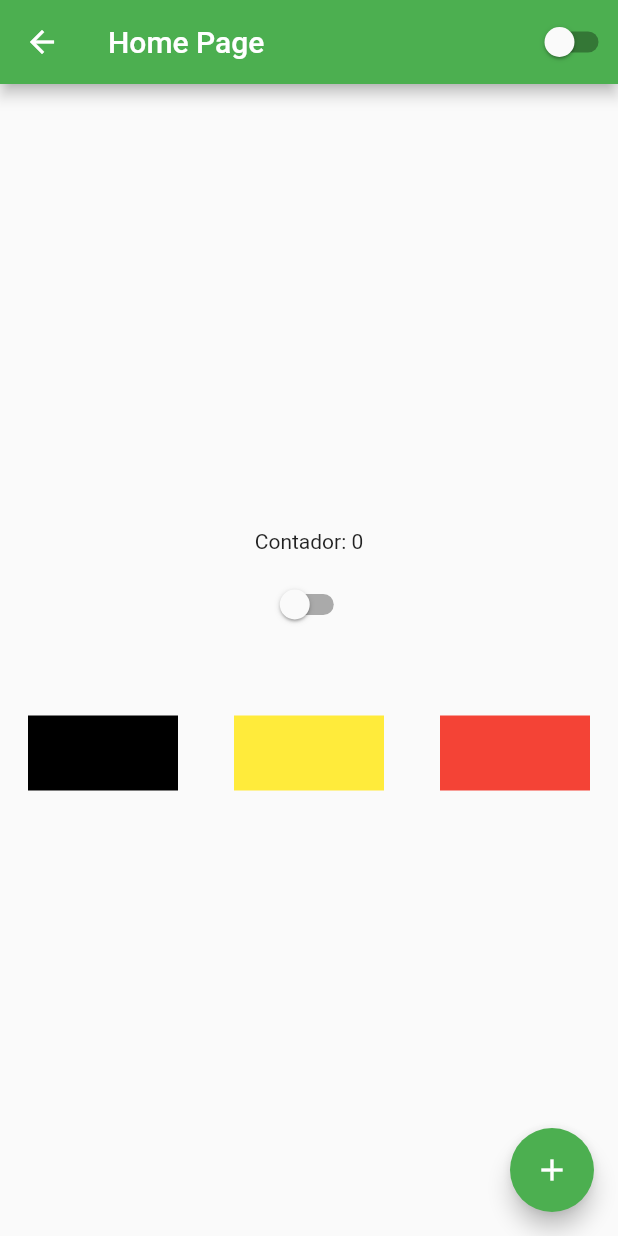
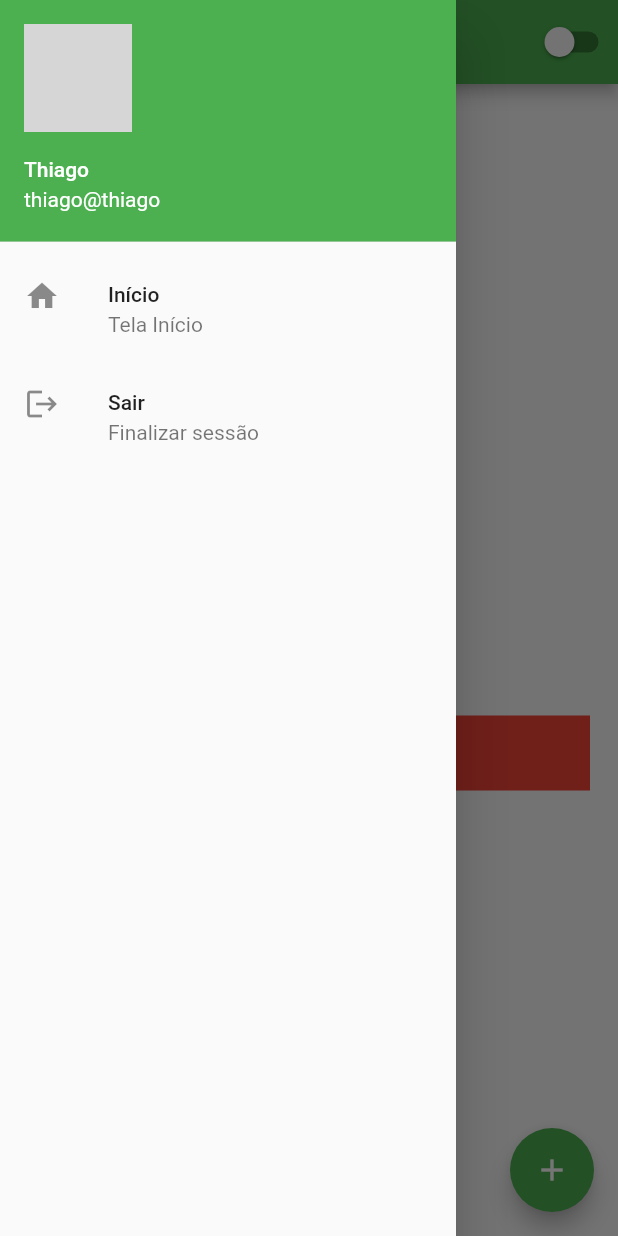
Before and after one commit to thiagovf/ola_mundo_flutter, a Flutter app: the HomePage screen opened by its route, with the side drawer open (before the commit the screen has no drawer), on a phone screen of 412 x 824 dp. Run offline on Flutter 3.47's test engine with Material 2 defaults, Android fonts, the phone set to English and light mode, and no system bars; missing offline and left inert: dart:ffi; network calls fail; grey boxes are pictures that could not be loaded.

Commit message:
adicionando menu Drawee

```diff
--- a/lib/home_page.dart
+++ b/lib/home_page.dart
@@ -4,20 +4,60 @@ import 'package:ola_mundo_flutter/custom_switch.dart';
 
 class HomePage extends StatefulWidget {
   State<HomePage> createState() {
-    return HomePageState();
+    return _HomePageState();
   }
 }
 
-class HomePageState extends State<HomePage> {
+class _HomePageState extends State<HomePage> {
   int count = 0;
 
   Widget build(BuildContext context) {
     return Scaffold(
+      drawer: Drawer(
+          child: Column(
+        children: [
+          UserAccountsDrawerHeader(
+            currentAccountPicture: Image.network(
+                'https://post.medicalnewstoday.com/wp-content/uploads/sites/3/2020/02/322868_1100-800x825.jpg'),
+            accountName: Text('Thiago'),
+            accountEmail: Text('thiago@thiago'),
+          ),
+          ListTile(
+            leading: Icon(Icons.home),
+            title: Text('Início'),
+            subtitle: Text('Tela Início'),
+            onTap: () {
+              print('home');
+            },
+          ),
+          ListTile(
+            leading: Icon(Icons.logout),
+            title: Text('Sair'),
+            subtitle: Text('Finalizar sessão'),
+            onTap: () {
+              Navigator.of(context).pushReplacementNamed('/');
+            },
+          ),
+        ],
+      )),
       appBar: AppBar(
         title: Text('Home Page'),
         actions: [CustomSwitch()],
       ),
-      body: Container(
+      body: _body(),
+      floatingActionButton: FloatingActionButton(
+        child: Icon(Icons.add),
+        onPressed: () {
+          setState(() {
+            count++;
+          });
+        },
+      ),
+    );
+  }
+
+  Widget _body() {
+    return Container(
         width: double.infinity,
         height: double.infinity,
         child: Column(
@@ -52,15 +92,6 @@ class HomePageState extends State<HomePage> {
               ],
             ),
           ],
-          )),
-      floatingActionButton: FloatingActionButton(
-        child: Icon(Icons.add),
-        onPressed: () {
-          setState(() {
-            count++;
-          });
-        },
-      ),
-    );
+        ));
   }
 }
```
Also changed, not shown: lib/login_page.dart (+53 -51 lines). Lines whose indentation alone changed are shown as unchanged.
